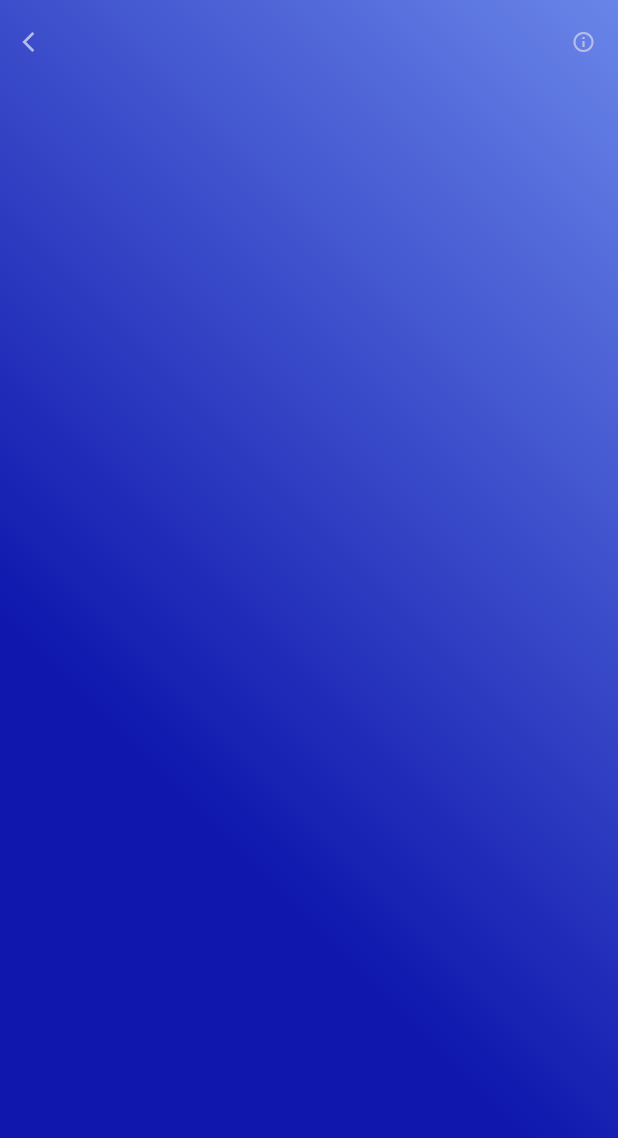
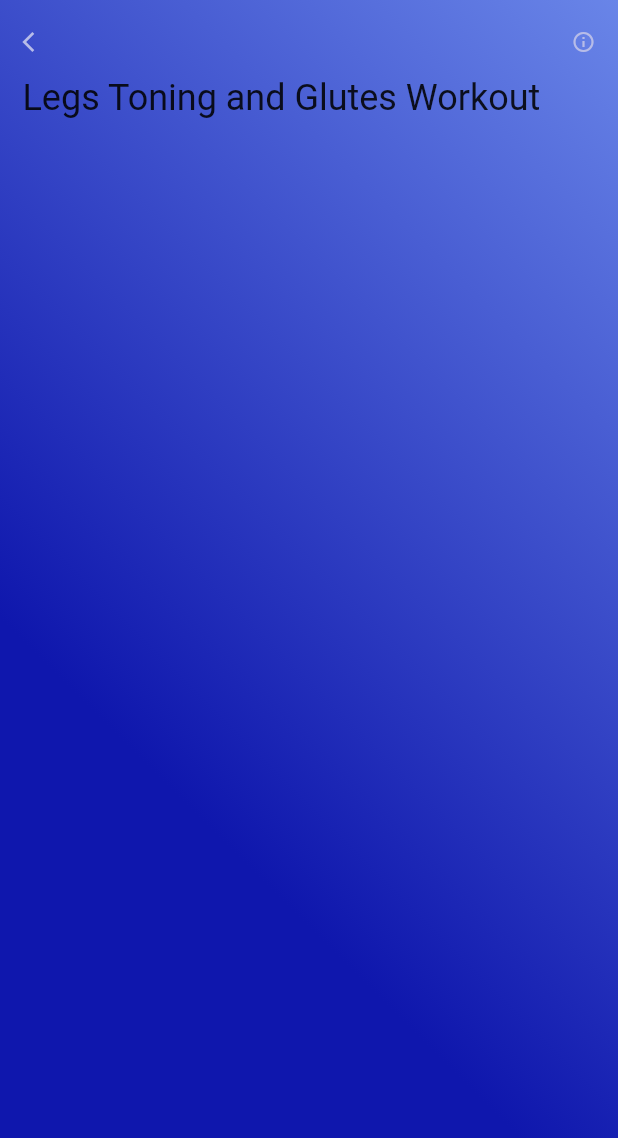
Before and after one commit to JJAHMEDAMER/Video_Training_App, a Flutter app: the screen it shows after launch, on a phone screen of 412 x 824 dp. Shown: the top 1138 px of the screen. Run offline on Flutter 3.47's test engine with Material 2 defaults, Android fonts, the phone set to English and light mode, and no system bars; statements that could not run were skipped.

Commit message:
Second Row Title

```diff
--- a/lib/pages/video_page.dart
+++ b/lib/pages/video_page.dart
@@ -29,8 +29,8 @@ class _VideoPageState extends State<VideoPage> {
             end: Alignment.topRight,
           ),
         ),
-        child: Column(children: [
-
+        child: Column(
+          children: [
             // 1st row icons
             Row(
               mainAxisAlignment: MainAxisAlignment.spaceBetween,
@@ -41,10 +41,25 @@ class _VideoPageState extends State<VideoPage> {
             ),
             SizedBox(height: 15),
 
-          // 2nd Row
+            // 2nd Row Text
+            Row(
+              children: [
+                Expanded(
+                  child: Text(
+                    'Legs Toning and Glutes Workout',
+                    style: TextStyle(
+                        color: AppColor.bigText,
+                        fontSize: 24,
+                        fontWeight: FontWeight.w400),
+                  ),
+                ),
+              ],
+            ),
+            SizedBox(height: 15),
 
-
-        ]),
+            // 3rd Row
+          ],
+        ),
       ),
     );
   }
```
Lines whose indentation alone changed are shown as unchanged.
